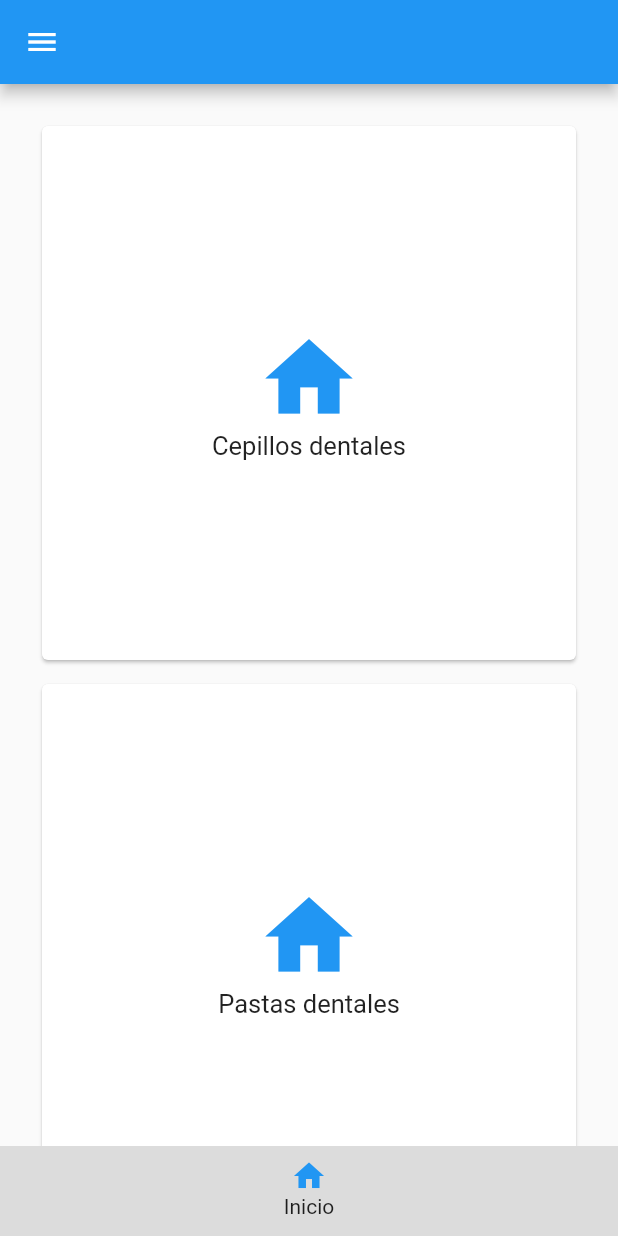
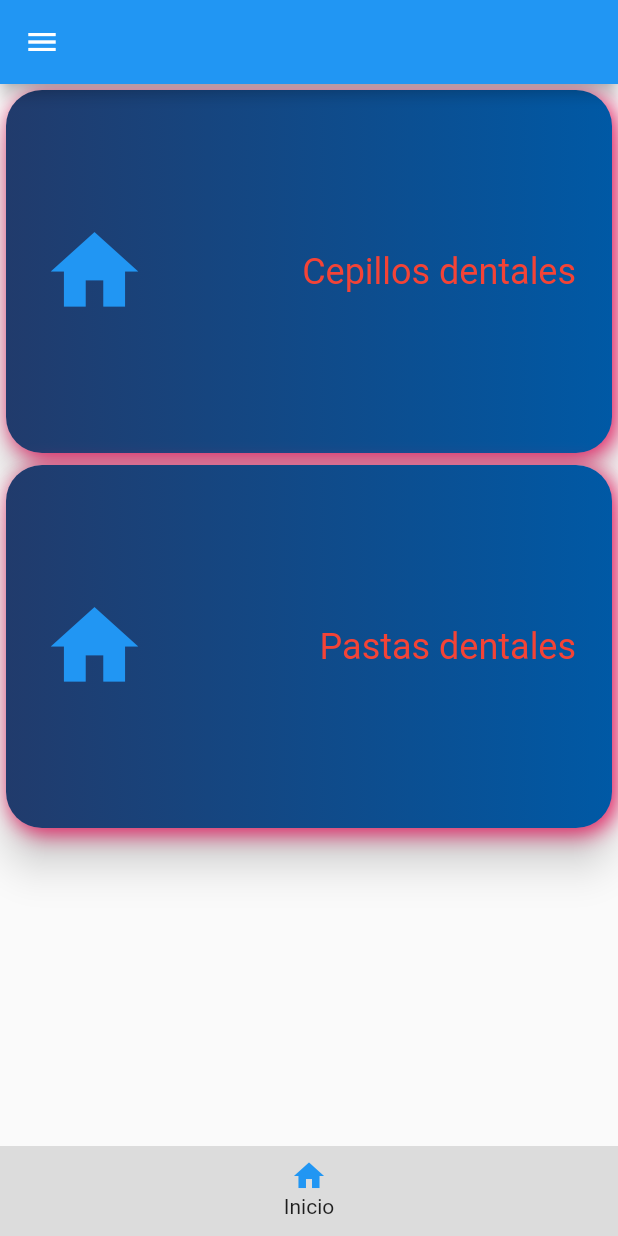
Before and after one commit to Tomasespinozagarrido/aplicacion_tesis, a Flutter app: the screen it shows after launch, after a tap on "Inicio", on a phone screen of 412 x 824 dp. Run offline on Flutter 3.47's test engine with Material 2 defaults, Android fonts, the phone set to English and light mode, and no system bars.

Commit message:
MENU inicio con cards nuevos

```diff
--- a/app_tesis/lib/screens/home_screen.dart
+++ b/app_tesis/lib/screens/home_screen.dart
@@ -33,7 +33,7 @@ class _HomeScreenState extends State<HomeScreen> {
           ],
         ),
       ),
-      body: Utensilios(), //Inicio(),
+      body: Inicio(),
       bottomNavigationBar: Container(
         height: 60,
         color: Colors.black12,
--- a/app_tesis/lib/screens/inicio.dart
+++ b/app_tesis/lib/screens/inicio.dart
@@ -1,4 +1,10 @@
+import 'package:app_tesis/screens/home_screen.dart';
 import 'package:flutter/material.dart';
+import 'package:http/http.dart' as http;
+import 'dart:async';
+import 'dart:convert';
+import 'utensilios/cepillos/cepillos.dart';
+import 'inicio.dart';
 
 class Inicio extends StatefulWidget {
   const Inicio({Key? key}) : super(key: key);
@@ -8,30 +14,123 @@ class Inicio extends StatefulWidget {
 }
 
 class _InicioState extends State<Inicio> {
+  int PaginaActual = 0;
+  final PageController InicioController = new PageController(initialPage: 0);
+
+  @override
+  Widget build(BuildContext context) {
+    return Scaffold(
+      body: PageView(
+        controller: InicioController,
+        physics: NeverScrollableScrollPhysics(),
+        children: [
+          InicioInicio(
+              PaginaActual: PaginaActual, InicioController: InicioController),
+          Inicio(),
+          cepillos(),
+        ],
+      ),
+    );
+  }
+}
+
+class InicioInicio extends StatelessWidget {
+  InicioInicio({required this.PaginaActual, required this.InicioController});
+  int PaginaActual;
+  PageController InicioController = new PageController();
   @override
   Widget build(BuildContext context) {
     return SingleChildScrollView(
-        child: Column(
-      children: const <Widget>[
-        Padding(
-          padding: EdgeInsets.all(8.0),
-          child: Text(
-            'Bienvenidos',
-            textAlign: TextAlign.center,
-            style: TextStyle(fontSize: 50),
-            textScaleFactor: 1,
+      child: Column(
+        children: <Widget>[
+          MenuInicio(
+              title: 'Cepillos dentales',
+              icon: Icons.home,
+              warna: Colors.blue,
+              index: 1,
+              PaginaActual: PaginaActual,
+              InicioController: InicioController),
+          MenuInicio(
+              title: 'Pastas dentales',
+              icon: Icons.home,
+              warna: Colors.blue,
+              index: 2,
+              PaginaActual: PaginaActual,
+              InicioController: InicioController),
+        ],
+      ),
+    );
+  }
+}
+
+class MenuInicio extends StatelessWidget {
+  MenuInicio(
+      {required this.title,
+      required this.icon,
+      required this.warna,
+      required this.index,
+      required this.PaginaActual,
+      required this.InicioController});
+  PageController InicioController = new PageController();
+  final String title;
+  final int index;
+  final IconData icon;
+  final MaterialColor warna;
+  int PaginaActual;
+
+  @override
+  Widget build(BuildContext context) {
+    return SizedBox(
+      height: 250, //AJUSTAR TAMAÑO DE CARDS
+      child: Card(
+        elevation: 12,
+        shape: RoundedRectangleBorder(
+          borderRadius: BorderRadius.circular(24),
+        ),
+        color: Colors.white,
+        child: InkWell(
+          onTap: () {
+            PaginaActual = index;
+            var animateToPage = InicioController.animateToPage(index,
+                duration: const Duration(milliseconds: 300),
+                curve: Curves.easeOut);
+            setState(() {});
+          },
+          child: Container(
+            padding: const EdgeInsets.symmetric(horizontal: 24.0, vertical: 36),
+            decoration: BoxDecoration(
+              borderRadius: BorderRadius.circular(24),
+              gradient: LinearGradient(
+                  colors: [Color(0xFF213B6C), Color(0xFF0059A5)]),
+              boxShadow: [
+                BoxShadow(
+                    color: Colors.pink, blurRadius: 12, offset: Offset(3, 3))
+              ],
+            ),
+            child: Row(
+              mainAxisAlignment: MainAxisAlignment.spaceBetween,
+              children: <Widget>[
+                //Image(image: AssetImage('assets/images/Logo_app200p.png')),
+                Icon(
+                  icon,
+                  size: 70.0,
+                  color: warna,
+                ),
+                Text(
+                  title,
+                  style: TextStyle(
+                      color: Colors.red,
+                      fontFamily: 'Roboto',
+                      fontSize: 24,
+                      letterSpacing: 0),
+                )
+              ],
+            ),
           ),
         ),
-        Image(
-            image: AssetImage('assets/images/Logo_app200p.png'),
-            fit: BoxFit.fitHeight),
-        Padding(
-          padding: EdgeInsets.all(50.0),
-          child: Text(
-              'En esta app se pretende dar informacion de cuidado de la boca de pacientes que no pueden hacerlo por ellos mismos, en el menu de abajo hay 3 apartados: el 2 es para los Elementos de hingiene, el 3 es para las enfermedades orales y el 4 es para el cuidado de la salud oral',
-              textAlign: TextAlign.justify),
-        )
-      ],
-    ));
+      ),
+    );
   }
+
+  void setState(Null Function() param0) {}
 }
--- a/app_tesis/lib/screens/utensilios.dart
+++ b/app_tesis/lib/screens/utensilios.dart
@@ -29,8 +29,6 @@ class _UtensiliosState extends State<Utensilios> {
               utensilioController: utensilioController),
           Inicio(),
           cepillos(),
-          cepillos(),
-          cepillos(),
         ],
       ),
     );
@@ -44,15 +42,8 @@ class InicioUtensilios extends StatelessWidget {
   PageController utensilioController = new PageController();
   @override
   Widget build(BuildContext context) {
-    return CustomScrollView(
-      primary: false,
-      slivers: <Widget>[
-        SliverPadding(
-          padding: const EdgeInsets.all(20),
-          sliver: SliverGrid.count(
-            crossAxisSpacing: 0,
-            mainAxisSpacing: 0,
-            crossAxisCount: 1,
+    return SingleChildScrollView(
+      child: Column(
         children: <Widget>[
           MenuUtensilios(
               title: 'Cepillos dentales',
@@ -68,24 +59,8 @@ class InicioUtensilios extends StatelessWidget {
               index: 2,
               PaginaActual: PaginaActual,
               utensilioController: utensilioController),
-              MenuUtensilios(
-                  title: 'Cepillos inter proximales',
-                  icon: Icons.home,
-                  warna: Colors.blue,
-                  index: 3,
-                  PaginaActual: PaginaActual,
-                  utensilioController: utensilioController),
-              MenuUtensilios(
-                  title: 'Cepillos para protesis',
-                  icon: Icons.home,
-                  warna: Colors.blue,
-                  index: 4,
-                  PaginaActual: PaginaActual,
-                  utensilioController: utensilioController),
         ],
       ),
-        ),
-      ],
     );
   }
 }
@@ -108,10 +83,13 @@ class MenuUtensilios extends StatelessWidget {
   @override
   Widget build(BuildContext context) {
     return SizedBox(
-        height: 100,
+      height: 250,
       child: Card(
-          semanticContainer: true,
-          margin: EdgeInsets.all(8),
+        elevation: 12,
+        shape: RoundedRectangleBorder(
+          borderRadius: BorderRadius.circular(24),
+        ),
+        color: Colors.white,
         child: InkWell(
           onTap: () {
             PaginaActual = index;
@@ -120,10 +98,19 @@ class MenuUtensilios extends StatelessWidget {
                 curve: Curves.easeOut);
             setState(() {});
           },
-            splashColor: Colors.cyan,
-            child: Center(
-              child: Column(
-                mainAxisSize: MainAxisSize.min,
+          child: Container(
+            padding: const EdgeInsets.symmetric(horizontal: 24.0, vertical: 36),
+            decoration: BoxDecoration(
+              borderRadius: BorderRadius.circular(24),
+              gradient: LinearGradient(
+                  colors: [Color(0xFF213B6C), Color(0xFF0059A5)]),
+              boxShadow: [
+                BoxShadow(
+                    color: Colors.pink, blurRadius: 12, offset: Offset(3, 3))
+              ],
+            ),
+            child: Row(
+              mainAxisAlignment: MainAxisAlignment.spaceBetween,
               children: <Widget>[
                 //Image(image: AssetImage('assets/images/Logo_app200p.png')),
                 Icon(
@@ -133,13 +120,18 @@ class MenuUtensilios extends StatelessWidget {
                 ),
                 Text(
                   title,
-                    style: new TextStyle(fontSize: 17.0),
+                  style: TextStyle(
+                      color: Colors.red,
+                      fontFamily: 'Roboto',
+                      fontSize: 24,
+                      letterSpacing: 0),
                 )
               ],
             ),
           ),
         ),
-        ));
+      ),
+    );
   }
 
   void setState(Null Function() param0) {}
```
Lines whose indentation alone changed are shown as unchanged.
